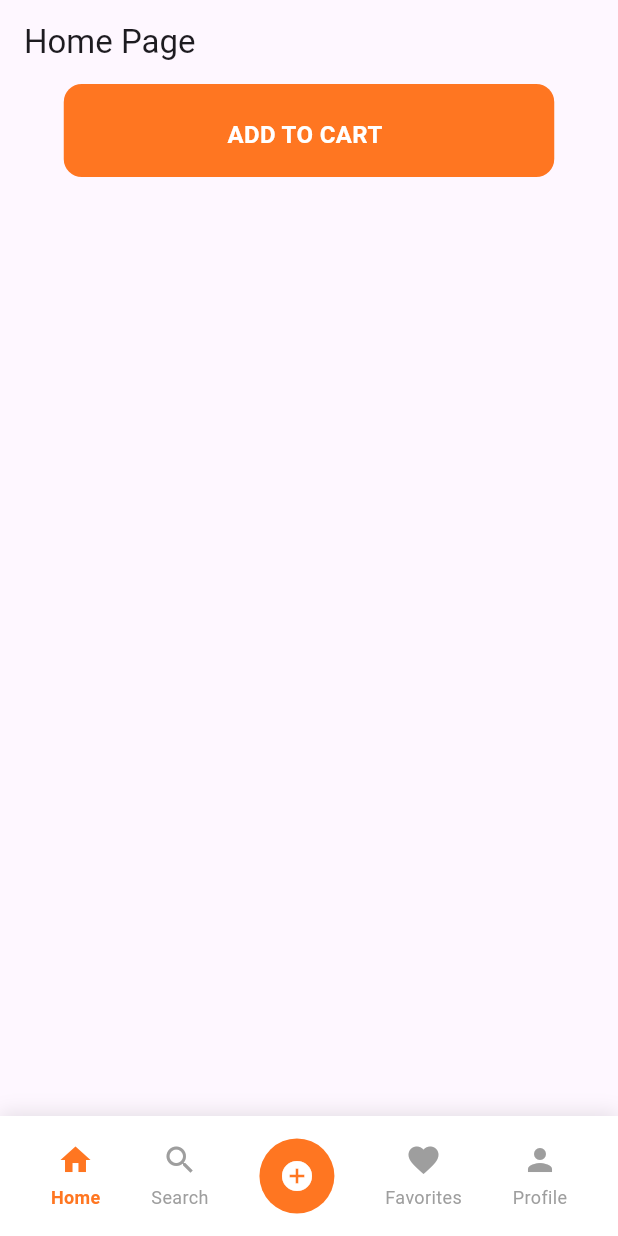
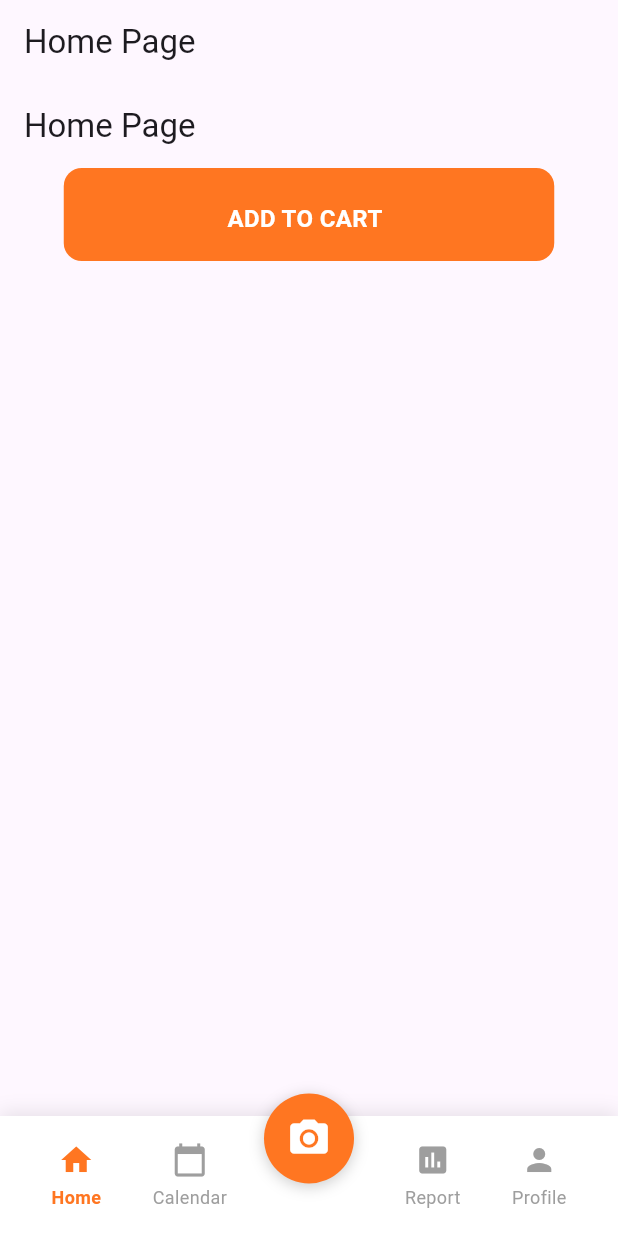
Before and after one commit to legojeon/eatfolio, a Flutter app: the screen it shows after launch, on a phone screen of 412 x 824 dp. Run offline on Flutter 3.47's test engine with Material 3 defaults, Android fonts, the phone set to English and light mode, and no system bars; our stand-ins replace camera; Roboto replaces fonts that are missing (Sen).

Commit message:
update camera

```diff
--- /dev/null
+++ b/eatfolio/lib/core/constants.dart
@@ -0,0 +1,29 @@
+import 'package:flutter/material.dart';
+
+class AppColors {
+  // Primary Colors
+  static const Color primary = Color(0xFFFF7621); // 주황색
+  static const Color white = Colors.white;
+  static const Color grey = Colors.grey;
+
+  // Background Colors
+  static const Color background = Colors.white;
+
+  // Text Colors
+  static const Color textPrimary = Colors.black;
+  static const Color textSecondary = Colors.grey;
+  static const Color textSelected = Color(0xFFFF7621);
+
+  // Navigation Colors
+  static const Color navSelected = Color(0xFFFF7621);
+  static const Color navUnselected = Colors.grey;
+  static const Color navBackground = Colors.white;
+
+  // Shadow Colors
+  static const Color shadowLight = Color.fromRGBO(0, 0, 0, 0.1);
+  static const Color shadowMedium = Color.fromRGBO(0, 0, 0, 0.2);
+
+  // Button Colors
+  static const Color buttonPrimary = Color(0xFFFF7621);
+  static const Color buttonText = Colors.white;
+}
--- /dev/null
+++ b/eatfolio/lib/core/provider_nav.dart
@@ -0,0 +1,51 @@
+import 'package:flutter/material.dart';
+import '../presentation/screens/home_page.dart'; // MapPage → HomePage
+import '../presentation/screens/calendar_page.dart';
+import '../presentation/screens/profile_page.dart';
+import '../presentation/screens/report_page.dart';
+import '../presentation/screens/camera_page.dart'; // CameraPage 추가
+
+class NavigationProvider extends ChangeNotifier {
+  int _selectedIndex = 0;
+
+  int get selectedIndex => _selectedIndex;
+
+  void setSelectedIndex(int index) {
+    _selectedIndex = index;
+    notifyListeners();
+  }
+
+  Widget getCurrentPage() {
+    switch (_selectedIndex) {
+      case 0:
+        return const HomePage(); // MapPage → HomePage
+      case 1:
+        return const CalendarPage();
+      case 2:
+        return const CameraPage(); // HomePage → CameraPage
+      case 3:
+        return const ReportPage();
+      case 4:
+        return const ProfilePage();
+      default:
+        return const HomePage();
+    }
+  }
+
+  String getCurrentPageTitle() {
+    switch (_selectedIndex) {
+      case 0:
+        return 'Home Page'; // Map Page → Home Page
+      case 1:
+        return 'Calendar Page';
+      case 2:
+        return 'Camera Page'; // Home Page → Camera Page
+      case 3:
+        return 'Report Page';
+      case 4:
+        return 'Profile Page';
+      default:
+        return 'Home Page';
+    }
+  }
+}
--- a/eatfolio/lib/main.dart
+++ b/eatfolio/lib/main.dart
@@ -1,5 +1,7 @@
 import 'package:flutter/material.dart';
-import 'presentation/screens/home_page.dart'; // Import your HomePage
+import 'package:provider/provider.dart';
+import 'core/provider_nav.dart';
+import 'presentation/widgets/nav_bar.dart' as nav;
 
 void main() {
   runApp(MyApp());
@@ -10,9 +12,31 @@ class MyApp extends StatelessWidget {
 
   @override
   Widget build(BuildContext context) {
-    return MaterialApp(
-      title: 'Eatfolio',
-      home: HomePage(), // Set HomePage as the home widget
+    return ChangeNotifierProvider(
+      create: (context) => NavigationProvider(),
+      child: MaterialApp(
+        title: 'Eatfolio',
+        home: MainScreen(),
+      ),
     );
   }
 }
+
+class MainScreen extends StatelessWidget {
+  const MainScreen({super.key});
+
+  @override
+  Widget build(BuildContext context) {
+    return Consumer<NavigationProvider>(
+      builder: (context, navigationProvider, child) {
+        return Scaffold(
+          appBar: AppBar(
+            title: Text(navigationProvider.getCurrentPageTitle()),
+          ),
+          body: navigationProvider.getCurrentPage(),
+          bottomNavigationBar: nav.Tab(),
+        );
+      },
+    );
+  }
+}
--- /dev/null
+++ b/eatfolio/lib/presentation/screens/calendar_page.dart
@@ -0,0 +1,17 @@
+import 'package:flutter/material.dart';
+
+class CalendarPage extends StatelessWidget {
+  const CalendarPage({super.key});
+
+  @override
+  Widget build(BuildContext context) {
+    return Scaffold(
+      appBar: AppBar(
+        title: Text('Calendar Page'),
+      ),
+      body: Center(
+        child: Text('Calendar Page Content'),
+      ),
+    );
+  }
+}
--- a/eatfolio/lib/presentation/screens/camera.dart
+++ b/eatfolio/lib/presentation/screens/camera_page.dart
@@ -1,14 +1,14 @@
 import 'package:flutter/material.dart';
 import 'package:camera/camera.dart';
 
-class CameraScreen extends StatefulWidget {
-  const CameraScreen({super.key});
+class CameraPage extends StatefulWidget {
+  const CameraPage({super.key});
 
   @override
-  State<CameraScreen> createState() => _CameraScreenState();
+  State<CameraPage> createState() => _CameraPageState();
 }
 
-class _CameraScreenState extends State<CameraScreen> {
+class _CameraPageState extends State<CameraPage> {
   CameraController? _controller;
   Future<void>? _initializeControllerFuture;
   List<CameraDescription>? _cameras;
--- a/eatfolio/lib/presentation/screens/home_page.dart
+++ b/eatfolio/lib/presentation/screens/home_page.dart
@@ -1,5 +1,4 @@
 import 'package:flutter/material.dart';
-import '../widgets/nav_bar.dart' as nav;
 import '../widgets/button_org.dart';
 
 class HomePage extends StatelessWidget {
@@ -13,8 +12,7 @@ class HomePage extends StatelessWidget {
       ),
       body: Center(
         child: Button(),
-      ),
-      bottomNavigationBar: nav.Tab(),
+      )
     );
   }
 }
--- /dev/null
+++ b/eatfolio/lib/presentation/screens/profile_page.dart
@@ -0,0 +1,17 @@
+import 'package:flutter/material.dart';
+
+class ProfilePage extends StatelessWidget {
+  const ProfilePage({super.key});
+
+  @override
+  Widget build(BuildContext context) {
+    return Scaffold(
+      appBar: AppBar(
+        title: Text('Profile Page'),
+      ),
+      body: Center(
+        child: Text('Profile Page Content'),
+      ),
+    );
+  }
+}
--- /dev/null
+++ b/eatfolio/lib/presentation/screens/report_page.dart
@@ -0,0 +1,17 @@
+import 'package:flutter/material.dart';
+
+class ReportPage extends StatelessWidget {
+  const ReportPage({super.key});
+
+  @override
+  Widget build(BuildContext context) {
+    return Scaffold(
+      appBar: AppBar(
+        title: Text('Report Page'),
+      ),
+      body: Center(
+        child: Text('Report Page Content'),
+      ),
+    );
+  }
+}
--- a/eatfolio/lib/presentation/widgets/button_org.dart
+++ b/eatfolio/lib/presentation/widgets/button_org.dart
@@ -1,4 +1,5 @@
 import 'package:flutter/material.dart';
+import '../../core/constants.dart';
 
 class Button extends StatelessWidget {
   const Button({super.key});
@@ -24,7 +25,7 @@ class Button extends StatelessWidget {
                   width: 327,
                   height: 62,
                   decoration: ShapeDecoration(
-                    color: const Color(0xFFFF7621),
+                    color: AppColors.buttonPrimary,
                     shape: RoundedRectangleBorder(
                       borderRadius: BorderRadius.circular(12),
                     ),
@@ -38,7 +39,7 @@ class Button extends StatelessWidget {
                   'ADD TO CART',
                   textAlign: TextAlign.center,
                   style: TextStyle(
-                    color: Colors.white,
+                    color: AppColors.buttonText,
                     fontSize: 16,
                     fontFamily: 'Sen',
                     fontWeight: FontWeight.w700,
--- a/eatfolio/lib/presentation/widgets/nav_bar.dart
+++ b/eatfolio/lib/presentation/widgets/nav_bar.dart
@@ -1,17 +1,31 @@
 import 'package:flutter/material.dart';
+import 'package:provider/provider.dart';
+import '../../core/provider_nav.dart';
+import '../../core/constants.dart';
 
 class Tab extends StatelessWidget {
   const Tab({super.key});
 
   @override
   Widget build(BuildContext context) {
-    return Container(
+    return Consumer<NavigationProvider>(
+      builder: (context, navigationProvider, child) {
+        return SizedBox(
+          height: 95,
+          child: Stack(
+            children: [
+              // 메인 네비게이션 바
+              Positioned(
+                bottom: 0,
+                left: 0,
+                right: 0,
+                child: Container(
                   height: 80,
                   decoration: BoxDecoration(
-        color: Colors.white,
+                    color: AppColors.navBackground,
                     boxShadow: [
                       BoxShadow(
-            color: Colors.black.withOpacity(0.1),
+                        color: AppColors.shadowLight,
                         blurRadius: 10,
                         offset: Offset(0, -2),
                       ),
@@ -20,52 +34,76 @@ class Tab extends StatelessWidget {
                   child: Row(
                     mainAxisAlignment: MainAxisAlignment.spaceEvenly,
                     children: [
-          _buildNavItem(Icons.home, 'Home', true),
-          _buildNavItem(Icons.search, 'Search', false),
-          _buildNavItem(Icons.add_circle, '', false, isCenter: true),
-          _buildNavItem(Icons.favorite, 'Favorites', false),
-          _buildNavItem(Icons.person, 'Profile', false),
+                      _buildNavItem(context, Icons.home, 'Home', navigationProvider.selectedIndex == 0, 0),
+                      _buildNavItem(context, Icons.calendar_today, 'Calendar', navigationProvider.selectedIndex == 1, 1),
+                      SizedBox(width: 50),
+                      _buildNavItem(context, Icons.assessment, 'Report', navigationProvider.selectedIndex == 3, 3),
+                      _buildNavItem(context, Icons.person, 'Profile', navigationProvider.selectedIndex == 4, 4),
+                    ],
+                  ),
+                ),
+              ),
+              // 중앙 플로팅 버튼
+              Positioned(
+                top: 0,
+                left: 0,
+                right: 0,
+                child: Center(
+                  child: GestureDetector(
+                    onTap: () => navigationProvider.setSelectedIndex(2),
+                    child: Container(
+                      width: 60,
+                      height: 60,
+                      decoration: BoxDecoration(
+                        color: AppColors.buttonPrimary,
+                        shape: BoxShape.circle,
+                        boxShadow: [
+                          BoxShadow(
+                            color: AppColors.shadowMedium,
+                            blurRadius: 8,
+                            offset: Offset(0, 2),
+                          ),
+                        ],
+                      ),
+                      child: Icon(
+                        Icons.camera_alt,
+                        color: AppColors.buttonText,
+                        size: 30,
+                      ),
+                    ),
+                  ),
+                ),
+              ),
             ],
           ),
         );
+      },
+    );
   }
 
-  Widget _buildNavItem(IconData icon, String label, bool isSelected, {bool isCenter = false}) {
-    return Column(
+  Widget _buildNavItem(BuildContext context, IconData icon, String label, bool isSelected, int index) {
+    return GestureDetector(
+      onTap: () => context.read<NavigationProvider>().setSelectedIndex(index),
+      child: Column(
         mainAxisAlignment: MainAxisAlignment.center,
         children: [
-        if (isCenter)
-          Container(
-            width: 50,
-            height: 50,
-            decoration: BoxDecoration(
-              color: const Color(0xFFFF7621),
-              shape: BoxShape.circle,
-            ),
-            child: Icon(
+          Icon(
             icon,
-              color: Colors.white,
+            color: isSelected ? AppColors.navSelected : AppColors.navUnselected,
             size: 24,
           ),
-          )
-        else
-          Icon(
-            icon,
-            color: isSelected ? const Color(0xFFFF7621) : Colors.grey,
-            size: 24,
-          ),
-        if (label.isNotEmpty)
-          SizedBox(height: 4),
+          if (label.isNotEmpty) SizedBox(height: 4),
           if (label.isNotEmpty)
             Text(
               label,
               style: TextStyle(
-              color: isSelected ? const Color(0xFFFF7621) : Colors.grey,
+                color: isSelected ? AppColors.textSelected : AppColors.textSecondary,
                 fontSize: 12,
                 fontWeight: isSelected ? FontWeight.w600 : FontWeight.w400,
               ),
             ),
         ],
+      ),
     );
   }
 }
--- a/eatfolio/pubspec.yaml
+++ b/eatfolio/pubspec.yaml
@@ -30,10 +30,13 @@ environment:
 dependencies:
   flutter:
     sdk: flutter
-
+  provider: ^6.1.1
   # The following adds the Cupertino Icons font to your application.
   # Use with the CupertinoIcons class for iOS style icons.
   cupertino_icons: ^1.0.8
+  camera: ^0.11.2
+  path_provider: ^2.1.5
+  path: ^1.9.0
 
 dev_dependencies:
   flutter_test:
```
Also changed, not shown: eatfolio/pubspec.lock, 10 other files. Lines whose indentation alone changed are shown as unchanged.
